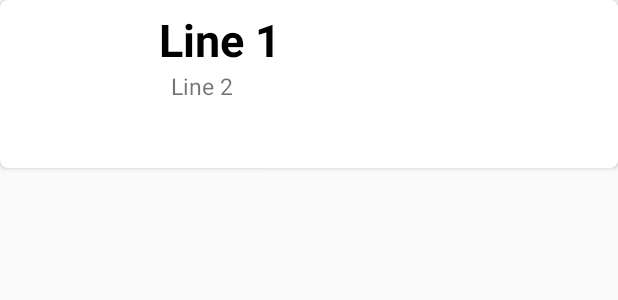
After one commit to YoseKornelius/Tugas-Mingguan, an Android app: the layout cardview_item.xml on its own in the app's theme, with its tools: preview values and no code run, on a phone screen of 412 x 824 dp. The commit adds this screen. Shown: the top 300 px of the screen. Run offline under Robolectric (Android 15) with nearby library versions, the phone set to English and light mode, and no system bars.

Commit message:
ADD Recycleview, cardview,cardviewadapter

```diff
--- a/app/build.gradle
+++ b/app/build.gradle
@@ -23,6 +23,10 @@ dependencies {
     implementation 'com.google.android.material:material:1.0.0'
     implementation fileTree(dir: 'libs', include: ['*.jar'])
     implementation 'androidx.appcompat:appcompat:1.0. 2'
+    implementation "androidx.recyclerview:recyclerview:1.1.0"
+    // For control over item selection of both touch and mouse driven selection
+    implementation "androidx.recyclerview:recyclerview-selection:1.1.0-rc01"
+    implementation "androidx.cardview:cardview:1.0.0"
     implementation 'androidx.constraintlayout:constraintlayout:1.1.3'
     testImplementation 'junit:junit:4.12'
 //    implementation 'com.android.support:design:27.0.2'
--- a/app/src/main/java/com/example/login/MyJobService.java
+++ b/app/src/main/java/com/example/login/MyJobService.java
@@ -52,7 +52,7 @@ public class MyJobService extends JobService {
                     }
                 }
                 Toast.makeText(getApplicationContext(),"job finished",Toast.LENGTH_SHORT ).show();
-                jobFinished(params, false);
+                //jobFinished(params, false);
             }
         }).start();
     }
--- /dev/null
+++ b/app/src/main/res/layout/cardview_item.xml
@@ -0,0 +1,46 @@
+<?xml version="1.0" encoding="utf-8"?>
+<androidx.cardview.widget.CardView xmlns:android="http://schemas.android.com/apk/res/android"
+    android:layout_width="match_parent"
+    android:layout_height="wrap_content"
+    xmlns:app="http://schemas.android.com/apk/res-auto"
+    app:cardCornerRadius="5dp">
+
+    <RelativeLayout
+        android:layout_width="match_parent"
+        android:layout_height="match_parent"
+        android:layout_margin="6dp">
+
+        <ImageView
+        android:id="@+id/imageView"
+        android:layout_width="100dp"
+        android:layout_height="100dp"
+        android:padding="4dp" />
+
+        <TextView
+            android:id="@+id/textView"
+            android:layout_width="wrap_content"
+            android:layout_height="wrap_content"
+            android:layout_alignParentTop="true"
+            android:layout_toEndOf="@+id/imageView"
+            android:text="Line 1"
+            android:textColor="@android:color/black"
+            android:textSize="30sp"
+            android:textStyle="bold" />
+
+
+        <TextView
+            android:id="@+id/textView2"
+            android:layout_width="wrap_content"
+            android:layout_height="wrap_content"
+            android:layout_below="@+id/textView"
+            android:layout_marginStart="8dp"
+            android:layout_toEndOf="@+id/imageView"
+            android:text="Line 2"
+        android:textSize="15sp" />
+
+
+
+
+    </RelativeLayout>
+
+</androidx.cardview.widget.CardView>
--- a/build.gradle
+++ b/build.gradle
@@ -18,6 +18,9 @@ allprojects {
     repositories {
         google()
         jcenter()
+        maven {
+            url "https://maven.google.com"
+        }
 
     }
 }
```
Also changed, not shown: app/src/main/java/com/example/login/CardviewAdapter.java (added, +62 -0 lines), app/src/main/java/com/example/login/CardviewItem.java (added, +23 -0 lines), app/src/main/java/com/example/login/fragment1.java (+12 -6 lines), app/src/main/java/com/example/login/fragment2.java (+49 -0 lines), app/src/main/res/layout/fragment2.xml (+9 -9 lines), app/src/main/res/drawable-xhdpi/imgfilm1.png (added), app/src/main/res/drawable-xhdpi/imgfilm2.png (added), app/src/main/res/drawable-xhdpi/imgfilm3.png (added), app/src/main/res/drawable-xhdpi/imgfilm6.png (added), app/src/main/res/drawable-xhdpi/imgfilm7.png (added), 5 other files.
